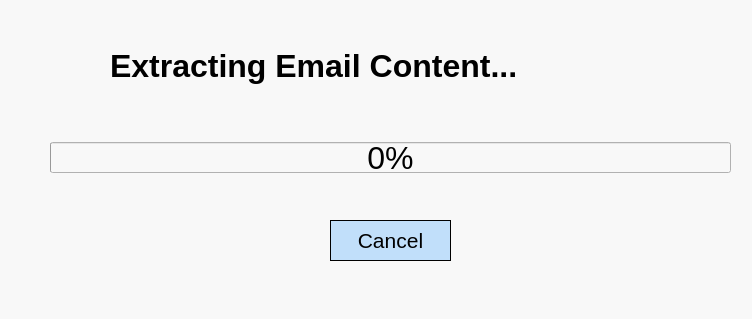
First picture: the form in UI_Files/Extracting Stego.ui, repository StegoMailo/Desktop-App, before the edit.
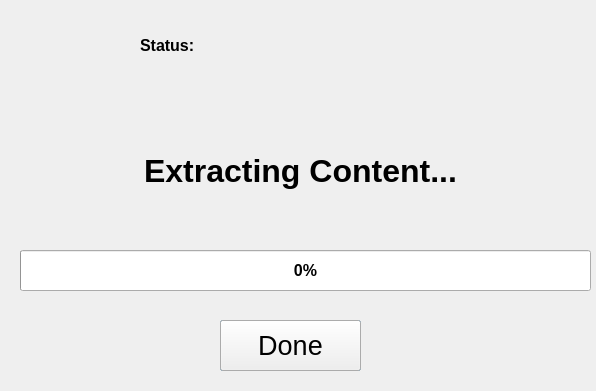
Second picture: the form after the edit.

Commit message: Finished receiving Stego Mail

Diff of the .ui file:
```diff
--- a/UI_Files/Extracting Stego.ui
+++ b/UI_Files/Extracting Stego.ui
@@ -2,60 +2,38 @@
 <ui version="4.0">
  <class>Dialog</class>
  <widget class="QDialog" name="Dialog">
-  <property name="enabled">
-   <bool>true</bool>
-  </property>
   <property name="geometry">
    <rect>
     <x>0</x>
     <y>0</y>
-    <width>752</width>
-    <height>319</height>
+    <width>596</width>
+    <height>391</height>
    </rect>
   </property>
+  <property name="font">
+   <font>
+    <pointsize>12</pointsize>
+   </font>
+  </property>
   <property name="windowTitle">
    <string>Dialog</string>
   </property>
-  <property name="styleSheet">
-   <string notr="true">background-color: rgb(248, 248, 248);</string>
-  </property>
-  <widget class="QLabel" name="txtTitle">
-   <property name="geometry">
-    <rect>
-     <x>110</x>
-     <y>40</y>
-     <width>551</width>
-     <height>51</height>
-    </rect>
-   </property>
-   <property name="font">
-    <font>
-     <pointsize>24</pointsize>
-     <weight>75</weight>
-     <bold>true</bold>
-    </font>
-   </property>
-   <property name="text">
-    <string>Extracting Email Content...</string>
-   </property>
-  </widget>
   <widget class="QProgressBar" name="progressBar">
    <property name="geometry">
     <rect>
-     <x>50</x>
-     <y>142</y>
-     <width>681</width>
-     <height>31</height>
+     <x>20</x>
+     <y>250</y>
+     <width>571</width>
+     <height>41</height>
     </rect>
    </property>
    <property name="font">
     <font>
-     <pointsize>24</pointsize>
+     <pointsize>12</pointsize>
+     <weight>75</weight>
+     <bold>true</bold>
     </font>
    </property>
-   <property name="styleSheet">
-    <string notr="true">color:black;</string>
-   </property>
    <property name="value">
     <number>0</number>
    </property>
@@ -63,26 +41,82 @@
   <widget class="QPushButton" name="btnCancel">
    <property name="geometry">
     <rect>
-     <x>330</x>
-     <y>220</y>
-     <width>121</width>
-     <height>41</height>
+     <x>220</x>
+     <y>320</y>
+     <width>141</width>
+     <height>51</height>
     </rect>
    </property>
    <property name="font">
     <font>
-     <pointsize>16</pointsize>
+     <pointsize>20</pointsize>
     </font>
    </property>
-   <property name="styleSheet">
-    <string notr="true">background-color: rgb(138, 198, 253,0.5);
-color:black;
-border: 0.5px solid #000000;</string>
-   </property>
    <property name="text">
     <string>Cancel</string>
    </property>
   </widget>
+  <widget class="QLabel" name="txtTitle">
+   <property name="geometry">
+    <rect>
+     <x>60</x>
+     <y>140</y>
+     <width>481</width>
+     <height>61</height>
+    </rect>
+   </property>
+   <property name="font">
+    <font>
+     <pointsize>24</pointsize>
+     <weight>75</weight>
+     <bold>true</bold>
+    </font>
+   </property>
+   <property name="text">
+    <string>Extracting Content...</string>
+   </property>
+   <property name="alignment">
+    <set>Qt::AlignCenter</set>
+   </property>
+  </widget>
+  <widget class="QLabel" name="txtStatus">
+   <property name="geometry">
+    <rect>
+     <x>140</x>
+     <y>30</y>
+     <width>451</width>
+     <height>31</height>
+    </rect>
+   </property>
+   <property name="font">
+    <font>
+     <pointsize>12</pointsize>
+     <weight>75</weight>
+     <bold>true</bold>
+    </font>
+   </property>
+   <property name="text">
+    <string>Status:</string>
+   </property>
+  </widget>
+  <widget class="QPushButton" name="btnDone">
+   <property name="geometry">
+    <rect>
+     <x>220</x>
+     <y>320</y>
+     <width>141</width>
+     <height>51</height>
+    </rect>
+   </property>
+   <property name="font">
+    <font>
+     <pointsize>20</pointsize>
+    </font>
+   </property>
+   <property name="text">
+    <string>Done</string>
+   </property>
+  </widget>
  </widget>
  <resources>
   <include location="../../../../ATIYA AMG/Downloads/backgroungImg.qrc"/>
```
Left out of the diff: 4 changed lines with no effect on the pictures. The commit also changes 26 other files.
